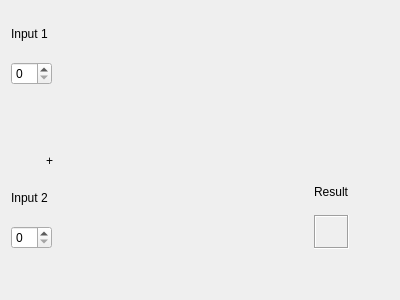
Old version of the form examples/designer/calculatorform/calculatorform.ui in the repository arnt/qt-history2.
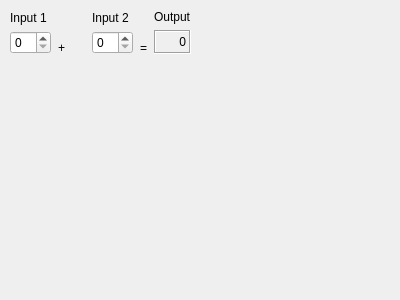
New version of the form.

Diff of the .ui file:
```diff
--- a/examples/designer/calculatorform/calculatorform.ui
+++ b/examples/designer/calculatorform/calculatorform.ui
@@ -15,6 +15,14 @@
     <height>300</height>
    </rect>
   </property>
+  <property name="sizePolicy" >
+   <sizepolicy>
+    <hsizetype>5</hsizetype>
+    <vsizetype>5</vsizetype>
+    <horstretch>0</horstretch>
+    <verstretch>0</verstretch>
+   </sizepolicy>
+  </property>
   <property name="windowTitle" >
    <string>Calculator Form</string>
   </property>
@@ -28,85 +36,52 @@
    <property name="spacing" >
     <number>6</number>
    </property>
-   <item row="0" column="0" >
-    <layout class="QGridLayout" >
+   <item row="0" column="6" >
+    <spacer>
      <property name="objectName" >
       <string notr="true" />
      </property>
-     <property name="margin" >
-      <number>1</number>
-     </property>
-     <property name="spacing" >
-      <number>6</number>
-     </property>
-     <item row="0" column="0" >
-      <layout class="QVBoxLayout" >
-       <property name="objectName" >
-        <string notr="true" />
-       </property>
-       <property name="margin" >
-        <number>1</number>
-       </property>
-       <property name="spacing" >
-        <number>6</number>
-       </property>
-       <item>
-        <widget class="QLabel" name="label" >
-         <property name="objectName" >
-          <string notr="true" >label</string>
-         </property>
          <property name="geometry" >
           <rect>
-           <x>1</x>
-           <y>1</y>
-           <width>45</width>
-           <height>17</height>
-          </rect>
-         </property>
-         <property name="text" >
-          <string>Input 1</string>
-         </property>
-        </widget>
-       </item>
-       <item>
-        <widget class="QSpinBox" name="inputSpinBox1" >
-         <property name="objectName" >
-          <string notr="true" >inputSpinBox1</string>
-         </property>
-         <property name="geometry" >
-          <rect>
-           <x>1</x>
-           <y>24</y>
-           <width>45</width>
-           <height>25</height>
-          </rect>
-         </property>
-        </widget>
-       </item>
-      </layout>
-     </item>
-     <item row="1" column="0" >
-      <widget class="QLabel" name="label_3" >
+       <x>238</x>
+       <y>9</y>
+       <width>153</width>
+       <height>52</height>
+      </rect>
+     </property>
+     <property name="orientation" >
+      <enum>Qt::Horizontal</enum>
+     </property>
+     <property name="sizeHint" >
+      <size>
+       <width>40</width>
+       <height>20</height>
+      </size>
+     </property>
+    </spacer>
+   </item>
+   <item row="0" column="4" >
+    <widget class="QLabel" name="label_3_2" >
        <property name="objectName" >
         <string notr="true" >label_3</string>
        </property>
        <property name="geometry" >
         <rect>
-         <x>1</x>
-         <y>57</y>
-         <width>47</width>
-         <height>24</height>
+       <x>167</x>
+       <y>9</y>
+       <width>20</width>
+       <height>52</height>
         </rect>
        </property>
        <property name="text" >
-        <string>+</string>
+      <string>=</string>
        </property>
        <property name="alignment" >
         <set>Qt::AlignAbsolute|Qt::AlignBottom|Qt::AlignCenter|Qt::AlignHCenter|Qt::AlignHorizontal_Mask|Qt::AlignJustify|Qt::AlignLeading|Qt::AlignLeft|Qt::AlignRight|Qt::AlignTop|Qt::AlignTrailing|Qt::AlignVCenter|Qt::AlignVertical_Mask</set>
        </property>
       </widget>
      </item>
-     <item row="2" column="2" >
+   <item row="0" column="5" >
       <layout class="QVBoxLayout" >
        <property name="objectName" >
         <string notr="true" />
@@ -118,7 +93,7 @@
         <number>6</number>
        </property>
        <item>
-        <widget class="QLabel" name="label_2_2" >
+      <widget class="QLabel" name="label_2_2_2" >
          <property name="objectName" >
           <string notr="true" >label_2_2</string>
          </property>
@@ -126,26 +101,26 @@
           <rect>
            <x>1</x>
            <y>1</y>
-           <width>34</width>
-           <height>20</height>
+         <width>37</width>
+         <height>17</height>
           </rect>
          </property>
          <property name="text" >
-          <string>Result</string>
+        <string>Output</string>
          </property>
         </widget>
        </item>
        <item>
-        <widget class="QLabel" name="resultLabel" >
+      <widget class="QLabel" name="outputWidget" >
          <property name="objectName" >
           <string notr="true" >resultLabel</string>
          </property>
          <property name="geometry" >
           <rect>
            <x>1</x>
-           <y>27</y>
-           <width>34</width>
-           <height>22</height>
+         <y>24</y>
+         <width>37</width>
+         <height>27</height>
           </rect>
          </property>
          <property name="frameShape" >
@@ -155,7 +130,7 @@
           <enum>QFrame::Sunken</enum>
          </property>
          <property name="text" >
-          <string/>
+        <string>0</string>
          </property>
          <property name="alignment" >
           <set>Qt::AlignAbsolute|Qt::AlignBottom|Qt::AlignCenter|Qt::AlignHCenter|Qt::AlignHorizontal_Mask|Qt::AlignJustify|Qt::AlignLeading|Qt::AlignLeft|Qt::AlignRight|Qt::AlignTop|Qt::AlignTrailing|Qt::AlignVCenter|Qt::AlignVertical_Mask</set>
@@ -164,7 +139,31 @@
        </item>
       </layout>
      </item>
-     <item row="2" column="0" >
+   <item row="1" column="2" >
+    <spacer>
+     <property name="objectName" >
+      <string notr="true" >verticalSpacer</string>
+     </property>
+     <property name="geometry" >
+      <rect>
+       <x>88</x>
+       <y>67</y>
+       <width>20</width>
+       <height>224</height>
+      </rect>
+     </property>
+     <property name="orientation" >
+      <enum>Qt::Vertical</enum>
+     </property>
+     <property name="sizeHint" >
+      <size>
+       <width>20</width>
+       <height>40</height>
+      </size>
+     </property>
+    </spacer>
+   </item>
+   <item row="0" column="3" >
       <layout class="QVBoxLayout" >
        <property name="objectName" >
         <string notr="true" />
@@ -185,7 +184,7 @@
            <x>1</x>
            <y>1</y>
            <width>45</width>
-           <height>17</height>
+         <height>19</height>
           </rect>
          </property>
          <property name="text" >
@@ -201,94 +200,81 @@
          <property name="geometry" >
           <rect>
            <x>1</x>
-           <y>24</y>
+         <y>26</y>
            <width>45</width>
            <height>25</height>
           </rect>
          </property>
         </widget>
-       </item>
-      </layout>
-     </item>
-     <item row="2" column="1" >
-      <spacer>
-       <property name="objectName" >
-        <string notr="true" >horizontalSpacer_2</string>
-       </property>
-       <property name="geometry" >
-        <rect>
-         <x>54</x>
-         <y>87</y>
-         <width>239</width>
-         <height>50</height>
-        </rect>
-       </property>
-       <property name="orientation" >
-        <enum>Qt::Horizontal</enum>
-       </property>
-       <property name="sizeHint" >
-        <size>
-         <width>40</width>
-         <height>20</height>
-        </size>
-       </property>
-      </spacer>
      </item>
     </layout>
    </item>
    <item row="0" column="1" >
-    <spacer>
+    <widget class="QLabel" name="label_3" >
      <property name="objectName" >
       <string notr="true" >horizontalSpacer</string>
      </property>
      <property name="geometry" >
       <rect>
-       <x>351</x>
-       <y>68</y>
-       <width>40</width>
-       <height>20</height>
+       <x>62</x>
+       <y>9</y>
+       <width>20</width>
+       <height>52</height>
       </rect>
      </property>
-     <property name="orientation" >
-      <enum>Qt::Horizontal</enum>
+     <property name="text" >
+      <string>+</string>
      </property>
-     <property name="sizeType" >
-      <enum>QSizePolicy::Minimum</enum>
+     <property name="alignment" >
+      <set>Qt::AlignAbsolute|Qt::AlignBottom|Qt::AlignCenter|Qt::AlignHCenter|Qt::AlignHorizontal_Mask|Qt::AlignJustify|Qt::AlignLeading|Qt::AlignLeft|Qt::AlignRight|Qt::AlignTop|Qt::AlignTrailing|Qt::AlignVCenter|Qt::AlignVertical_Mask</set>
      </property>
-     <property name="sizeHint" >
-      <size>
-       <width>40</width>
-       <height>20</height>
-      </size>
-     </property>
-    </spacer>
+    </widget>
    </item>
-   <item row="1" column="0" >
-    <spacer>
+   <item row="0" column="0" >
+    <layout class="QVBoxLayout" >
      <property name="objectName" >
       <string notr="true" >verticalSpacer</string>
      </property>
+     <property name="margin" >
+      <number>1</number>
+     </property>
+     <property name="spacing" >
+      <number>6</number>
+     </property>
+     <item>
+      <widget class="QLabel" name="label" >
+       <property name="objectName" >
+        <string notr="true" >label</string>
+       </property>
      <property name="geometry" >
       <rect>
-       <x>167</x>
-       <y>153</y>
-       <width>20</width>
-       <height>138</height>
-      </rect>
-     </property>
-     <property name="orientation" >
-      <enum>Qt::Vertical</enum>
-     </property>
-     <property name="sizeType" >
-      <enum>QSizePolicy::Minimum</enum>
-     </property>
-     <property name="sizeHint" >
-      <size>
-       <width>20</width>
-       <height>40</height>
-      </size>
-     </property>
-    </spacer>
+         <x>1</x>
+         <y>1</y>
+         <width>45</width>
+         <height>19</height>
+        </rect>
+       </property>
+       <property name="text" >
+        <string>Input 1</string>
+       </property>
+      </widget>
+     </item>
+     <item>
+      <widget class="QSpinBox" name="inputSpinBox1" >
+       <property name="objectName" >
+        <string notr="true" >inputSpinBox1</string>
+       </property>
+       <property name="geometry" >
+        <rect>
+         <x>1</x>
+         <y>26</y>
+         <width>45</width>
+         <height>25</height>
+        </rect>
+       </property>
+      </widget>
+     </item>
+    </layout>
    </item>
   </layout>
  </widget>
```
Left out of the diff: 13 changed lines with no effect on the pictures. Lines whose indentation alone changed are shown as unchanged.
